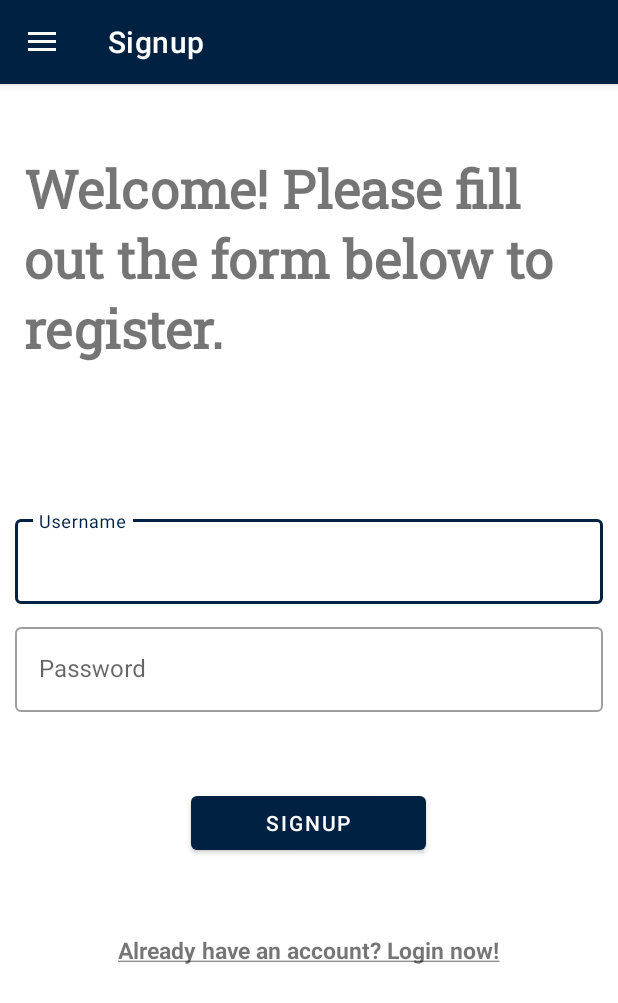
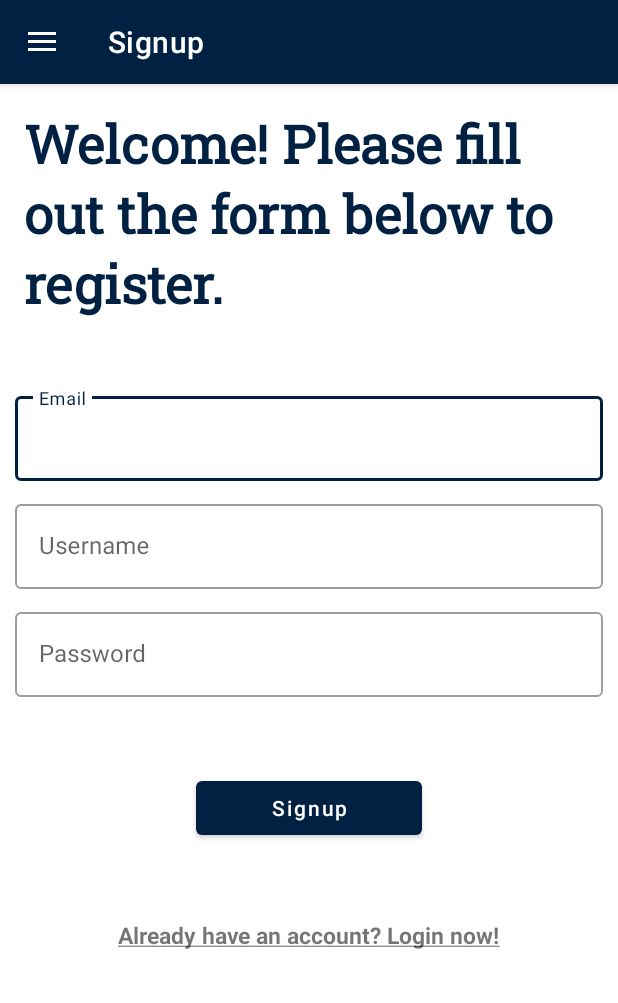
Before and after one commit to EECE430L/ExchangeRate_Android, an Android app: the screen it shows after launch (MainActivity), in the side drawer, after a tap on "Signup", on a phone screen of 412 x 824 dp. Shown: the top 1003 px of the screen. Run offline under Robolectric (Android 15) with nearby library versions, the phone set to English and light mode, and no system bars; 1 statement that could not run was skipped.

Commit message:
Add email to signup and improve login and signup interfaces

```diff
--- a/app/src/main/java/com/eece430L/inflaterates/LoginFragment.kt
+++ b/app/src/main/java/com/eece430L/inflaterates/LoginFragment.kt
@@ -87,7 +87,7 @@ class LoginFragment : Fragment() {
             return
         }
 
-        val user = UserModel(username, password)
+        val user = UserModel(null, username, password)
 
         loginButton?.isEnabled = false
         progressBarManager.showProgressBar(requireActivity())
--- a/app/src/main/java/com/eece430L/inflaterates/SignupFragment.kt
+++ b/app/src/main/java/com/eece430L/inflaterates/SignupFragment.kt
@@ -28,6 +28,7 @@ class SignupFragment : Fragment() {
 
     private var activity: Activity? = null
     private val progressBarManager = ProgressBarManager()
+    private var emailEditText: TextInputLayout? = null
     private var usernameEditText: TextInputLayout? = null
     private var passwordEditText: TextInputLayout? = null
     private var signupButton : Button? = null
@@ -42,6 +43,9 @@ class SignupFragment : Fragment() {
         val view: View =  inflater.inflate(R.layout.fragment_signup, container, false)
 
         activity = requireActivity()
+
+        emailEditText = view.findViewById(R.id.emailLayout)
+        TextChangeListenerUtils.setTextChangeListener(emailEditText!!)
 
         usernameEditText = view.findViewById(R.id.usernameLayout)
         TextChangeListenerUtils.setTextChangeListener(usernameEditText!!)
@@ -68,17 +72,19 @@ class SignupFragment : Fragment() {
         val imm = activity?.getSystemService(Context.INPUT_METHOD_SERVICE) as InputMethodManager
         imm.hideSoftInputFromWindow(signupButton?.windowToken, 0)
 
+        val email = emailEditText?.editText?.text?.toString()
         val username = usernameEditText?.editText?.text?.toString()
         val password = passwordEditText?.editText?.text?.toString()
 
         val inputIsValid = ValidatorUtils.validateCredentialsInput(
             username, password, usernameEditText, passwordEditText)
+        val emailIsValid = ValidatorUtils.validateEmail(email, emailEditText)
 
-        if(!inputIsValid) {
+        if(!inputIsValid || !emailIsValid) {
             return
         }
 
-        val user = UserModel(username, password)
+        val user = UserModel(email, username, password)
         progressBarManager.showProgressBar(requireActivity())
 
         InflateRatesService.inflateRatesApi().signup(user).enqueue(object: Callback<UserModel> {
--- a/app/src/main/java/com/eece430L/inflaterates/api/models/UserModel.kt
+++ b/app/src/main/java/com/eece430L/inflaterates/api/models/UserModel.kt
@@ -3,6 +3,9 @@ package com.eece430L.inflaterates.api.models
 import com.google.gson.annotations.SerializedName
 
 class UserModel {
+
+    @SerializedName("email")
+    var email: String? = null
 
     @SerializedName("user_name")
     var username: String? = null
@@ -10,7 +13,8 @@ class UserModel {
     @SerializedName("password")
     var password: String? = null
 
-    constructor(username: String?, password: String?) {
+    constructor(email: String?, username: String?, password: String?) {
+        this.email = email
         this.username = username
         this.password = password
     }
--- a/app/src/main/res/layout/fragment_signup.xml
+++ b/app/src/main/res/layout/fragment_signup.xml
@@ -1,20 +1,44 @@
 <?xml version="1.0" encoding="utf-8"?>
-<LinearLayout xmlns:android="http://schemas.android.com/apk/res/android"
-    xmlns:app="http://schemas.android.com/apk/res-auto"
+<ScrollView xmlns:android="http://schemas.android.com/apk/res/android"
     android:layout_width="match_parent"
-    android:layout_height="match_parent"
+    android:layout_height="match_parent">
+
+    <LinearLayout xmlns:app="http://schemas.android.com/apk/res-auto"
+        android:layout_width="match_parent"
+        android:layout_height="wrap_content"
         android:gravity="center"
         android:orientation="vertical">
+
         <TextView
             android:layout_width="wrap_content"
             android:layout_height="wrap_content"
-        android:layout_marginTop="-150dp"
-        android:layout_marginBottom="32dp"
+            android:layout_marginBottom="20dp"
+            android:fontFamily="@font/roboto_slab"
             android:padding="16dp"
             android:text="Welcome! Please fill out the form below to register."
-        android:fontFamily="@font/roboto_slab"
+            android:textColor="@color/dark_blue"
             android:textSize="35sp"
             android:textStyle="bold" />
+
+        <com.google.android.material.textfield.TextInputLayout
+            android:id="@+id/emailLayout"
+            style="@style/Widget.MaterialComponents.TextInputLayout.OutlinedBox"
+            android:layout_width="match_parent"
+            android:layout_height="wrap_content"
+            android:layout_marginLeft="10dp"
+            android:layout_marginTop="10dp"
+            android:layout_marginRight="10dp"
+            android:hint="Email"
+            app:layout_constraintEnd_toEndOf="parent"
+            app:layout_constraintStart_toStartOf="parent"
+            app:layout_constraintTop_toTopOf="parent">
+
+            <com.google.android.material.textfield.TextInputEditText
+                android:layout_width="match_parent"
+                android:layout_height="match_parent"
+                android:inputType="text"
+                android:singleLine="true" />
+        </com.google.android.material.textfield.TextInputLayout>
 
         <com.google.android.material.textfield.TextInputLayout
             android:id="@+id/usernameLayout"
@@ -22,7 +46,7 @@
             android:layout_width="match_parent"
             android:layout_height="wrap_content"
             android:layout_marginLeft="10dp"
-        android:layout_marginTop="50dp"
+            android:layout_marginTop="10dp"
             android:layout_marginRight="10dp"
             android:hint="Username"
             app:layout_constraintEnd_toEndOf="parent"
@@ -63,6 +87,7 @@
             android:layout_marginTop="50dp"
             android:paddingHorizontal="50dp"
             android:text="Signup"
+            android:textAllCaps="false"
             app:layout_constraintEnd_toEndOf="parent"
             app:layout_constraintStart_toStartOf="parent"
             app:layout_constraintTop_toBottomOf="@id/passwordLayout" />
@@ -72,8 +97,10 @@
             android:layout_width="wrap_content"
             android:layout_height="wrap_content"
             android:layout_marginTop="50dp"
+            android:layout_marginBottom="50dp"
             android:text="Already have an account? Login now!"
             android:textSize="15sp"
             android:textStyle="bold" />
 
     </LinearLayout>
+</ScrollView>
```
Also changed, not shown: app/src/main/java/com/eece430L/inflaterates/utilities/ValidatorUtils.kt (+14 -0 lines), app/src/main/res/layout/fragment_login.xml (+12 -6 lines). Lines whose indentation alone changed are shown as unchanged.
